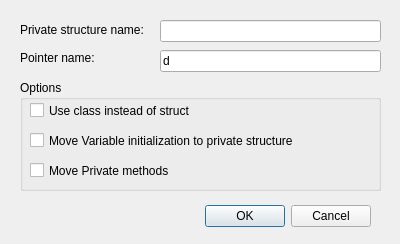
Before: the Qt Designer form languages/cpp/codegen/ui/privateimplementation.ui in KDE/kdevelop, drawn with Qt 5.
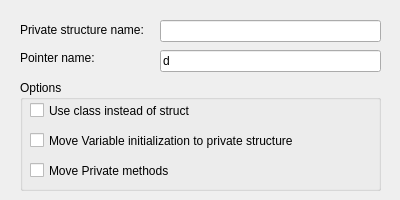
After: the same form once the commit is applied. Custom widgets are drawn as their Qt base class.

What changed in the file:
```diff
--- a/languages/cpp/codegen/ui/privateimplementation.ui
+++ b/languages/cpp/codegen/ui/privateimplementation.ui
@@ -7,7 +7,7 @@
     <x>0</x>
     <y>0</y>
     <width>400</width>
-    <height>244</height>
+    <height>200</height>
    </rect>
   </property>
   <property name="windowTitle">
@@ -16,22 +16,6 @@
   <property name="whatsThis">
    <string>Options &amp; settings to move the private data fields of a class into a private structure</string>
   </property>
-  <widget class="QDialogButtonBox" name="buttonBox">
-   <property name="geometry">
-    <rect>
-     <x>30</x>
-     <y>200</y>
-     <width>341</width>
-     <height>32</height>
-    </rect>
-   </property>
-   <property name="orientation">
-    <enum>Qt::Horizontal</enum>
-   </property>
-   <property name="standardButtons">
-    <set>QDialogButtonBox::Cancel|QDialogButtonBox::Ok</set>
-   </property>
-  </widget>
   <widget class="KLineEdit" name="structureName">
    <property name="geometry">
     <rect>
@@ -102,7 +86,7 @@
      <rect>
       <x>10</x>
       <y>50</y>
-      <width>281</width>
+      <width>291</width>
       <height>21</height>
      </rect>
     </property>
```
Left out of the diff: 35 changed lines with no effect on the pictures.
